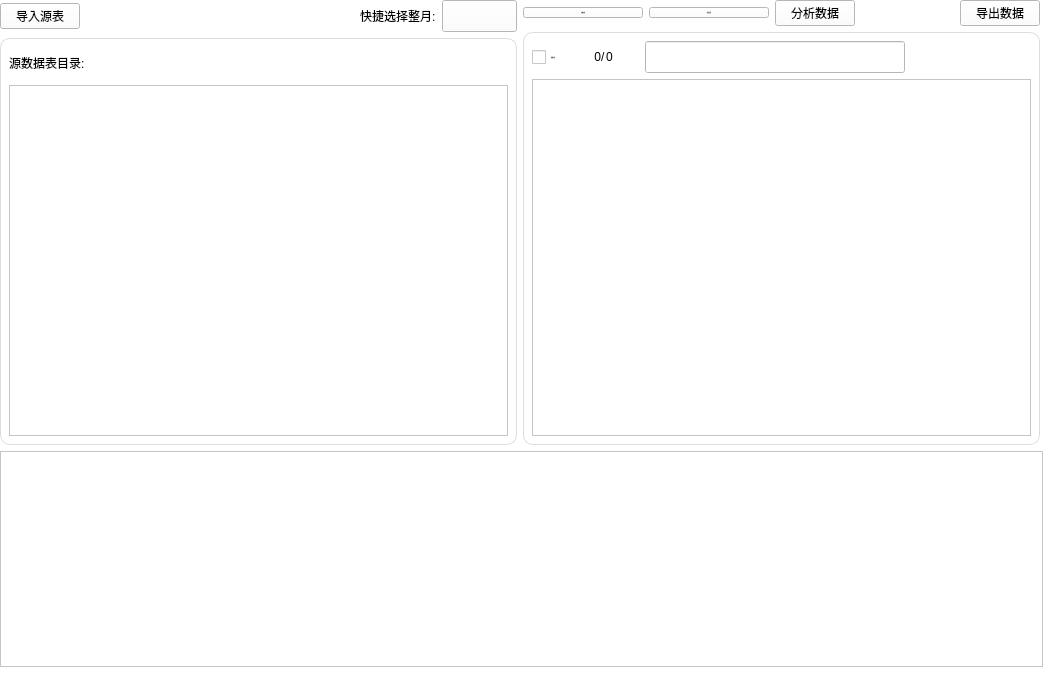
First picture: the form in ui/home.ui, repository coderSnail/xixi-tools, before the edit.
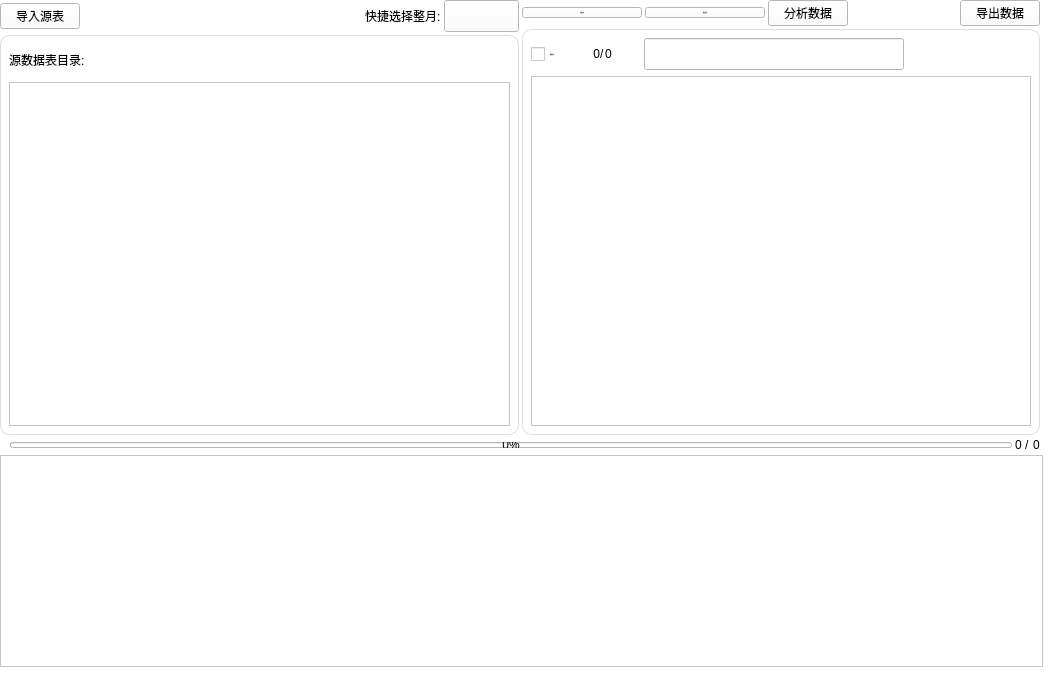
Second picture: the form after the edit. Icons and pictures are not drawn. Custom widgets are drawn as their Qt base class.

Patch:
```diff
--- a/ui/home.ui
+++ b/ui/home.ui
@@ -18,7 +18,10 @@
   background-color: #fff;
 }</string>
   </property>
-  <layout class="QVBoxLayout" name="verticalLayout" stretch="2,1">
+  <layout class="QVBoxLayout" name="verticalLayout" stretch="2,0,1">
+   <property name="spacing">
+    <number>3</number>
+   </property>
    <property name="leftMargin">
     <number>0</number>
    </property>
@@ -1008,6 +1011,66 @@
      </item>
     </layout>
    </item>
+   <item>
+    <layout class="QHBoxLayout" name="horizontalLayout_3">
+     <property name="topMargin">
+      <number>0</number>
+     </property>
+     <property name="rightMargin">
+      <number>9</number>
+     </property>
+     <item>
+      <widget class="BodyLabel" name="label_msg">
+       <property name="text">
+        <string/>
+       </property>
+      </widget>
+     </item>
+     <item>
+      <widget class="ProgressBar" name="process_bar">
+       <property name="minimumSize">
+        <size>
+         <width>0</width>
+         <height>6</height>
+        </size>
+       </property>
+       <property name="maximumSize">
+        <size>
+         <width>16777215</width>
+         <height>6</height>
+        </size>
+       </property>
+       <property name="maximum">
+        <number>100</number>
+       </property>
+       <property name="value">
+        <number>0</number>
+       </property>
+      </widget>
+     </item>
+     <item>
+      <widget class="BodyLabel" name="label_process_current">
+       <property name="text">
+        <string>0</string>
+       </property>
+      </widget>
+     </item>
+     <item>
+      <widget class="BodyLabel" name="BodyLabel_8">
+       <property name="text">
+        <string>/</string>
+       </property>
+      </widget>
+     </item>
+     <item>
+      <widget class="BodyLabel" name="label_process_total">
+       <property name="text">
+        <string>0</string>
+       </property>
+      </widget>
+     </item>
+    </layout>
+   </item>
    <item>
     <layout class="QHBoxLayout" name="horizontalLayout_2">
      <property name="rightMargin">
@@ -1033,19 +1096,6 @@
     padding: 0px 0px 0px 10px;
 }</string>
        </property>
-       <property name="readOnly">
-        <bool>true</bool>
-       </property>
-       <property name="html">
-        <string>&lt;!DOCTYPE HTML PUBLIC &quot;-//W3C//DTD HTML 4.0//EN&quot; &quot;http://www.w3.org/TR/REC-html40/strict.dtd&quot;&gt;
-&lt;html&gt;&lt;head&gt;&lt;meta name=&quot;qrichtext&quot; content=&quot;1&quot; /&gt;&lt;meta charset=&quot;utf-8&quot; /&gt;&lt;style type=&quot;text/css&quot;&gt;
-p, li { white-space: pre-wrap; }
-hr { height: 1px; border-width: 0; }
-li.unchecked::marker { content: &quot;\2610&quot;; }
-li.checked::marker { content: &quot;\2612&quot;; }
-&lt;/style&gt;&lt;/head&gt;&lt;body style=&quot; font-family:'Segoe UI','Microsoft YaHei','PingFang SC'; font-size:14px; font-weight:400; font-style:normal;&quot;&gt;
-&lt;p style=&quot;-qt-paragraph-type:empty; margin-top:0px; margin-bottom:0px; margin-left:0px; margin-right:0px; -qt-block-indent:0; text-indent:0px;&quot;&gt;&lt;br /&gt;&lt;/p&gt;&lt;/body&gt;&lt;/html&gt;</string>
-       </property>
       </widget>
      </item>
     </layout>
@@ -1088,6 +1138,11 @@
    <extends>QLabel</extends>
    <header>qfluentwidgets</header>
   </customwidget>
+  <customwidget>
+   <class>ProgressBar</class>
+   <extends>QProgressBar</extends>
+   <header>qfluentwidgets</header>
+  </customwidget>
   <customwidget>
    <class>LineEdit</class>
    <extends>QLineEdit</extends>
```
